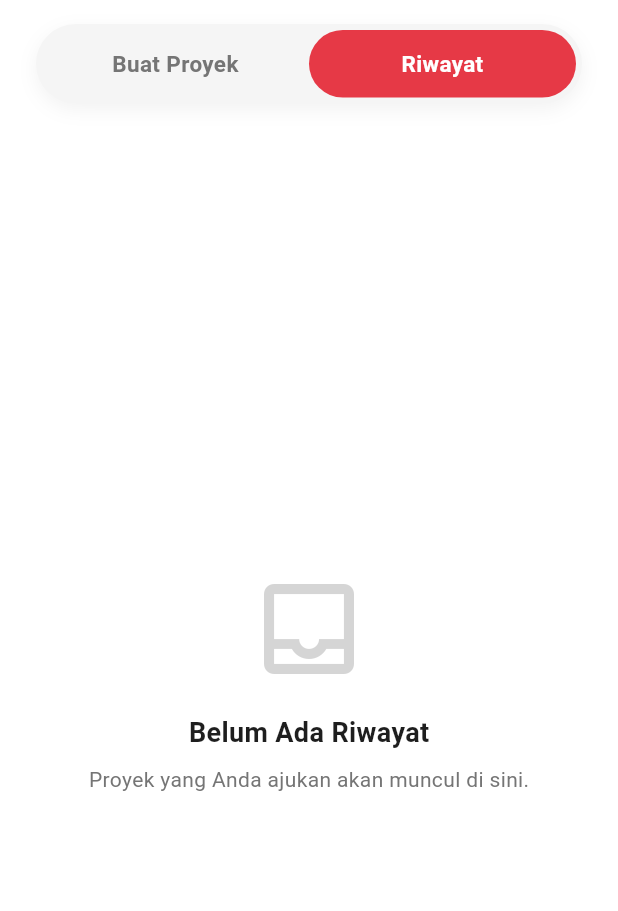
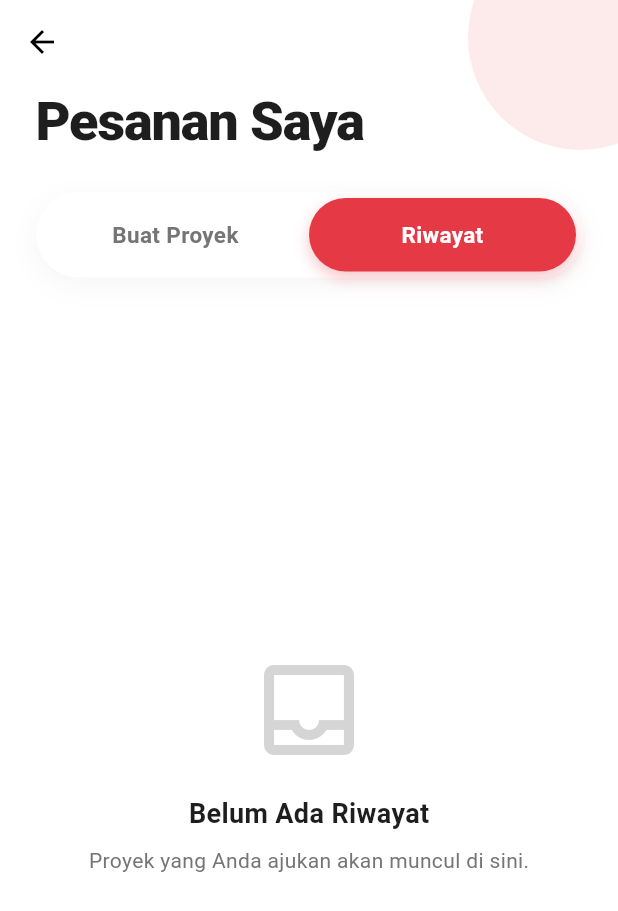
Before and after one commit to 4tmaa/HELIOT, a Flutter app: the PesananScreen screen opened directly, after a tap on "Riwayat", on a phone screen of 412 x 824 dp. Shown: the top 911 px of the screen. Run offline on Flutter 3.47's test engine with Material 3 defaults, Android fonts, the phone set to English and light mode, and no system bars; our stand-ins replace country_picker, firebase_core, firebase_messaging, flutter_dotenv, flutter_map, geocoding and 5 more; accounts and stored records are empty; generated files the repository leaves out were written again; network calls fail.

Commit message:
feat: revamp orders screen UI to premium layout

```diff
--- a/lib/screens/pesanan_screen.dart
+++ b/lib/screens/pesanan_screen.dart
@@ -15,21 +15,59 @@ class _PesananScreenState extends State<PesananScreen> {
 
   @override
   Widget build(BuildContext context) {
-    return SafeArea(
-      child: Column(
+    return Scaffold(
+      backgroundColor: AppColors.backgroundColor,
+      body: CustomScrollView(
+        slivers: [
+          SliverAppBar(
+            expandedHeight: 120.0,
+            floating: true,
+            pinned: true,
+            backgroundColor: AppColors.backgroundColor,
+            surfaceTintColor: Colors.transparent,
+            elevation: 0,
+            flexibleSpace: FlexibleSpaceBar(
+              titlePadding: const EdgeInsets.only(left: 24, bottom: 16),
+              title: const Text(
+                'Pesanan Saya',
+                style: TextStyle(
+                  color: AppColors.mainTextColor,
+                  fontWeight: FontWeight.w900,
+                  fontSize: 24,
+                  letterSpacing: -0.5,
+                ),
+              ),
+              background: Stack(
                 children: [
-          const SizedBox(height: 16),
-          Container(
-            margin: const EdgeInsets.symmetric(horizontal: 24),
+                  Positioned(
+                    top: -50,
+                    right: -50,
+                    child: Container(
+                      width: 150,
+                      height: 150,
+                      decoration: BoxDecoration(
+                        shape: BoxShape.circle,
+                        color: AppColors.primaryColor.withValues(alpha: 0.1),
+                      ),
+                    ),
+                  ),
+                ],
+              ),
+            ),
+          ),
+          SliverToBoxAdapter(
+            child: Padding(
+              padding: const EdgeInsets.symmetric(horizontal: 24, vertical: 8),
+              child: Container(
                 padding: const EdgeInsets.all(4),
                 decoration: BoxDecoration(
-              color: AppColors.surfaceColor,
+                  color: Colors.white,
                   borderRadius: BorderRadius.circular(30),
                   boxShadow: [
                     BoxShadow(
-                  color: Colors.black.withOpacity(0.05),
-                  blurRadius: 10,
-                  offset: const Offset(0, 4),
+                      color: Colors.black.withValues(alpha: 0.04),
+                      blurRadius: 15,
+                      offset: const Offset(0, 5),
                     ),
                   ],
                 ),
@@ -38,11 +76,21 @@ class _PesananScreenState extends State<PesananScreen> {
                     Expanded(
                       child: GestureDetector(
                         onTap: () => setState(() => _selectedIndex = 0),
-                    child: Container(
-                      padding: const EdgeInsets.symmetric(vertical: 12),
+                        behavior: HitTestBehavior.opaque,
+                        child: AnimatedContainer(
+                          duration: const Duration(milliseconds: 300),
+                          curve: Curves.easeOutQuint,
+                          padding: const EdgeInsets.symmetric(vertical: 14),
                           decoration: BoxDecoration(
                             color: _selectedIndex == 0 ? AppColors.primaryColor : Colors.transparent,
                             borderRadius: BorderRadius.circular(26),
+                            boxShadow: _selectedIndex == 0 ? [
+                              BoxShadow(
+                                color: AppColors.primaryColor.withValues(alpha: 0.3),
+                                blurRadius: 8,
+                                offset: const Offset(0, 4),
+                              )
+                            ] : [],
                           ),
                           child: Text(
                             'Buat Proyek',
@@ -59,11 +107,21 @@ class _PesananScreenState extends State<PesananScreen> {
                     Expanded(
                       child: GestureDetector(
                         onTap: () => setState(() => _selectedIndex = 1),
-                    child: Container(
-                      padding: const EdgeInsets.symmetric(vertical: 12),
+                        behavior: HitTestBehavior.opaque,
+                        child: AnimatedContainer(
+                          duration: const Duration(milliseconds: 300),
+                          curve: Curves.easeOutQuint,
+                          padding: const EdgeInsets.symmetric(vertical: 14),
                           decoration: BoxDecoration(
                             color: _selectedIndex == 1 ? AppColors.primaryColor : Colors.transparent,
                             borderRadius: BorderRadius.circular(26),
+                            boxShadow: _selectedIndex == 1 ? [
+                              BoxShadow(
+                                color: AppColors.primaryColor.withValues(alpha: 0.3),
+                                blurRadius: 8,
+                                offset: const Offset(0, 4),
+                              )
+                            ] : [],
                           ),
                           child: Text(
                             'Riwayat',
@@ -80,13 +138,31 @@ class _PesananScreenState extends State<PesananScreen> {
                   ],
                 ),
               ),
-          const SizedBox(height: 16),
-          Expanded(
+            ),
+          ),
+          SliverFillRemaining(
             child: AnimatedSwitcher(
-              duration: const Duration(milliseconds: 300),
+              duration: const Duration(milliseconds: 400),
+              switchInCurve: Curves.easeOutQuint,
+              switchOutCurve: Curves.easeInQuint,
+              transitionBuilder: (Widget child, Animation<double> animation) {
+                return FadeTransition(
+                  opacity: animation,
+                  child: SlideTransition(
+                    position: Tween<Offset>(
+                      begin: const Offset(0.05, 0),
+                      end: Offset.zero,
+                    ).animate(animation),
+                    child: child,
+                  ),
+                );
+              },
               child: _selectedIndex == 0
-                  ? BuatProyekTab(onProjectSubmitted: () => setState(() => _selectedIndex = 1))
-                  : const RiwayatPesananTab(),
+                  ? BuatProyekTab(
+                      key: const ValueKey('buat_proyek'),
+                      onProjectSubmitted: () => setState(() => _selectedIndex = 1)
+                    )
+                  : const RiwayatPesananTab(key: ValueKey('riwayat')),
             ),
           ),
         ],
```
Lines whose indentation alone changed are shown as unchanged.
